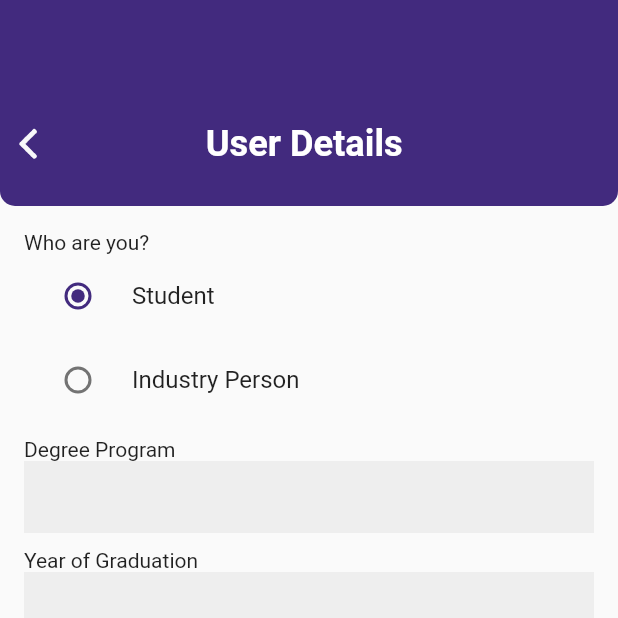
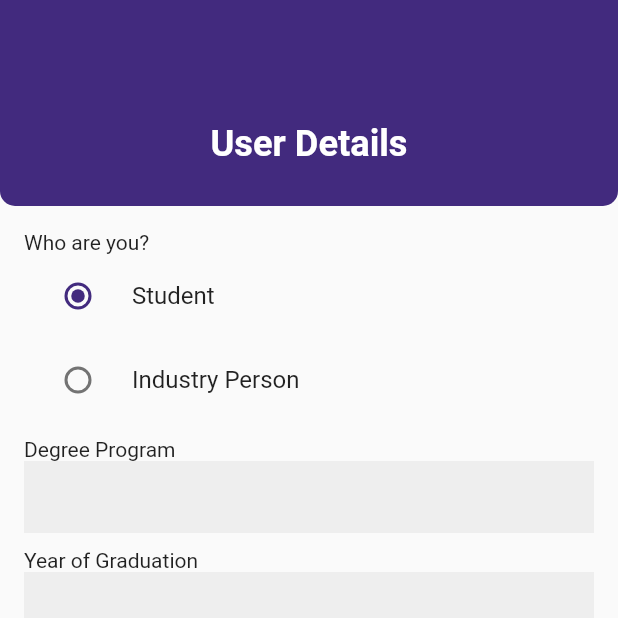
Before and after one commit to NoorAnsari04/Networking_Frontend, a Flutter app: the UserDetailsScreen screen opened directly with empty values, on a phone screen of 412 x 824 dp, the top half of it. Run offline on Flutter 3.47's test engine with Material 3 defaults, Android fonts, the phone set to English and light mode, and no system bars; our stand-ins replace cached_network_image, carousel_slider, cloud_firestore, dio, firebase_auth, firebase_core and 14 more; accounts and stored records are empty; Roboto replaces fonts that are missing (RalewaySemiBold); statements that could not run were skipped.

Commit message:
Update form screen layout and navigation handling
Disabled Android back button navigation using WillPopScope

```diff
--- a/awesomeapp/lib/modules/auth/screens/user_details_screen.dart
+++ b/awesomeapp/lib/modules/auth/screens/user_details_screen.dart
@@ -34,8 +34,28 @@ class _UserDetailsScreenState extends State<UserDetailsScreen> {
   final formData = FormData();
 
   @override
+  // Widget build(BuildContext context) {
+  //   return Scaffold(
+  //     body: Column(
+  //       children: [
+  //         _buildHeader(context),
+  //         Expanded(
+  //           child: Padding(
+  //             padding: const EdgeInsets.all(16.0),
+  //             child: Form(
+  //               key: _formKey,
+  //               child: _buildFormContent(),
+  //             ),
+  //           ),
+  //         ),
+  //       ],
+  //     ),
+  //   );
+  // }
   Widget build(BuildContext context) {
-    return Scaffold(
+    return WillPopScope(
+      onWillPop: () async => false, // disable Android back button
+      child: Scaffold(
         body: Column(
           children: [
             _buildHeader(context),
@@ -50,9 +70,9 @@ class _UserDetailsScreenState extends State<UserDetailsScreen> {
             ),
           ],
         ),
+      ),
     );
   }
-
   Widget _buildHeader(BuildContext context) {
     return Container(
       height: MediaQuery.of(context).size.height / 6,
@@ -64,6 +84,7 @@ class _UserDetailsScreenState extends State<UserDetailsScreen> {
         title: 'User Details',
         iconPath: IconConstants.backward_arrow,
         titleColor: Colors.white,
+        showBackButton: false,
       ),
     );
   }
```
Lines whose indentation alone changed are shown as unchanged.
